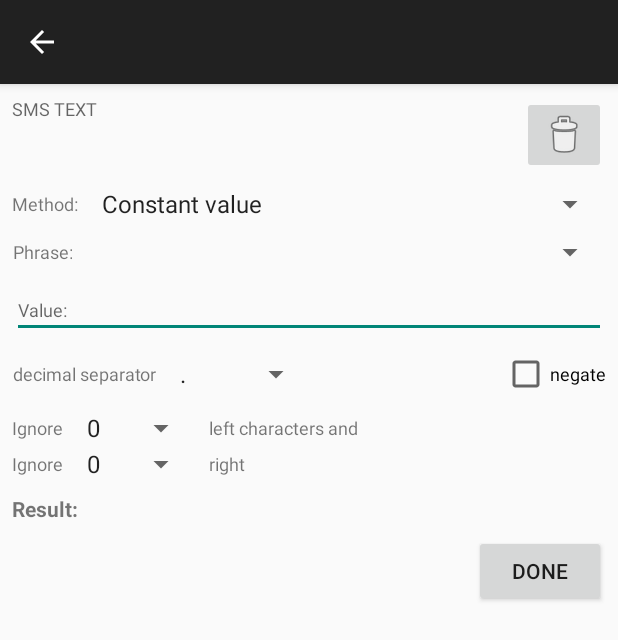
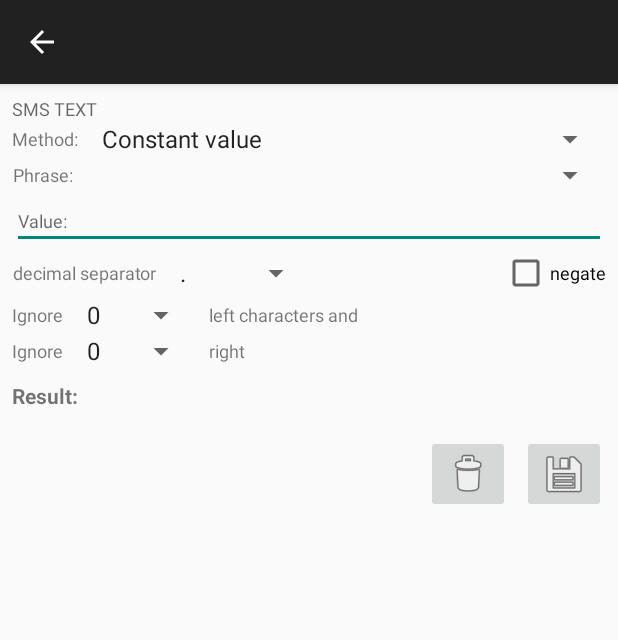
Before and after one commit to Monyancha/SMSbanking, an Android app: the SubRuleActivity screen opened directly, with no data from a screen before it, on a phone screen of 412 x 824 dp. Shown: the top 640 px of the screen. Run offline under Robolectric (Android 15) with nearby library versions, the phone set to English and light mode, and no system bars; 2 statements that could not run were skipped.

Commit message:
1.39 Fixed translations, Menu.

```diff
--- /dev/null
+++ b/app/src/main/res/drawable/ic_menu_save.xml
@@ -0,0 +1,9 @@
+<vector xmlns:android="http://schemas.android.com/apk/res/android"
+        android:width="24dp"
+        android:height="24dp"
+        android:viewportWidth="24.0"
+        android:viewportHeight="24.0">
+    <path
+        android:fillColor="#FF000000"
+        android:pathData="M17,3L5,3c-1.11,0 -2,0.9 -2,2v14c0,1.1 0.89,2 2,2h14c1.1,0 2,-0.9 2,-2L21,7l-4,-4zM12,19c-1.66,0 -3,-1.34 -3,-3s1.34,-3 3,-3 3,1.34 3,3 -1.34,3 -3,3zM15,9L5,9L5,5h10v4z"/>
+</vector>
--- a/app/src/main/res/layout/activity_rule.xml
+++ b/app/src/main/res/layout/activity_rule.xml
@@ -117,7 +117,7 @@
             tools:layout_constraintTop_creator="0"
             tools:ignore="UnusedAttribute" />
 
-        <Button
+        <ImageButton
             android:id="@+id/rule_next"
             android:layout_width="wrap_content"
             android:layout_height="wrap_content"
@@ -127,7 +127,8 @@
             android:hapticFeedbackEnabled="false"
             android:onClick="onClick"
             android:padding="3dp"
-            android:text="@string/action_save"
+            android:contentDescription="@string/image"
+            app:srcCompat="@android:drawable/ic_menu_save"
             app:layout_constraintBottom_toBottomOf="@+id/cbAdvanced"
             app:layout_constraintRight_toRightOf="parent"
             app:layout_constraintTop_toBottomOf="@+id/btn_variable"
--- a/app/src/main/res/layout/activity_sub_rule.xml
+++ b/app/src/main/res/layout/activity_sub_rule.xml
@@ -10,41 +10,33 @@
     <TextView
         android:id="@+id/sms_body"
         android:layout_width="0dp"
-        android:layout_height="0dp"
-        android:layout_marginBottom="0dp"
+        android:layout_height="wrap_content"
         android:layout_marginEnd="8dp"
-        android:layout_marginRight="8dp"
         android:layout_marginStart="8dp"
         android:layout_marginTop="8dp"
         android:freezesText="true"
         android:text="@string/SMS_TEXT"
         android:textAppearance="?android:attr/textAppearanceMedium"
         android:textSize="12sp"
-        app:layout_constraintBottom_toBottomOf="@+id/subrule_delete"
-        app:layout_constraintRight_toLeftOf="@+id/subrule_delete"
-        app:layout_constraintTop_toTopOf="parent"
-        app:layout_constraintVertical_bias="1.0"
-        android:layout_marginLeft="8dp"
-        app:layout_constraintLeft_toLeftOf="parent"
-        app:layout_constraintHorizontal_bias="1.0"/>
+        app:layout_constraintEnd_toEndOf="parent"
+        app:layout_constraintStart_toStartOf="parent"
+        app:layout_constraintTop_toTopOf="parent" />
 
     <TextView
         android:id="@+id/sub_rule_method_label"
         android:layout_width="wrap_content"
         android:layout_height="0dp"
         android:layout_gravity="center_vertical"
+        android:layout_marginLeft="8dp"
+        android:layout_marginStart="8dp"
         android:gravity="center"
         android:text="@string/sub_rule_method"
         android:textAppearance="?android:attr/textAppearanceSmall"
         android:textSize="12sp"
         app:layout_constraintBottom_toBottomOf="@+id/sub_rule_method"
-        android:layout_marginBottom="0dp"
-        android:layout_marginTop="8dp"
-        android:layout_marginLeft="8dp"
-        android:layout_marginStart="8dp"
         app:layout_constraintLeft_toLeftOf="parent"
-        app:layout_constraintVertical_bias="0.0"
-        app:layout_constraintTop_toBottomOf="@+id/subrule_delete"/>
+        app:layout_constraintTop_toBottomOf="@+id/sms_body"
+        app:layout_constraintVertical_bias="0.0" />
 
     <android.support.v7.widget.AppCompatSpinner
         android:id="@+id/sub_rule_method"
@@ -77,13 +69,12 @@
         android:id="@+id/sub_rule_phrase"
         android:layout_width="0dp"
         android:layout_height="wrap_content"
-        android:layout_marginTop="8dp"
-        app:layout_constraintTop_toBottomOf="@+id/sub_rule_method"
+        android:layout_marginLeft="8dp"
         android:layout_marginRight="8dp"
+        app:layout_constraintHorizontal_bias="0.0"
+        app:layout_constraintLeft_toRightOf="@+id/sub_rule_phrase_label"
         app:layout_constraintRight_toRightOf="parent"
-        app:layout_constraintLeft_toRightOf="@+id/sub_rule_phrase_label"
-        android:layout_marginLeft="8dp"
-        app:layout_constraintHorizontal_bias="0.0"/>
+        app:layout_constraintTop_toBottomOf="@+id/sub_rule_method" />
 
     <EditText
         android:id="@+id/sub_rule_constant_value"
@@ -91,7 +82,6 @@
         android:layout_height="wrap_content"
         android:layout_marginLeft="8dp"
         android:layout_marginRight="8dp"
-        android:layout_marginTop="8dp"
         android:ems="10"
         android:enabled="true"
         android:hint="@string/sub_rule_constant_value"
@@ -107,31 +97,28 @@
         android:id="@+id/sub_rule_separator_label"
         android:layout_width="wrap_content"
         android:layout_height="0dp"
+        android:layout_marginLeft="8dp"
+        android:layout_marginStart="8dp"
         android:gravity="center"
         android:text="@string/sub_rule_decimal_separator"
         android:textAppearance="?android:attr/textAppearanceSmall"
         android:textSize="12sp"
-        android:layout_marginTop="8dp"
-        android:layout_marginLeft="8dp"
-        android:layout_marginStart="8dp"
+        app:layout_constraintBottom_toBottomOf="@+id/sub_rule_separator"
         app:layout_constraintLeft_toLeftOf="parent"
-        app:layout_constraintBottom_toBottomOf="@+id/sub_rule_separator"
-        android:layout_marginBottom="0dp"
-        app:layout_constraintVertical_bias="0.0"
-        app:layout_constraintTop_toBottomOf="@+id/sub_rule_constant_value"/>
+        app:layout_constraintTop_toBottomOf="@+id/sub_rule_constant_value"
+        app:layout_constraintVertical_bias="0.0" />
 
     <android.support.v7.widget.AppCompatSpinner
         android:id="@+id/sub_rule_separator"
         android:layout_width="wrap_content"
         android:layout_height="0dp"
         android:layout_marginLeft="8dp"
-        android:layout_marginTop="8dp"
+        android:layout_marginStart="8dp"
         android:entries="@array/decimal_separator"
         app:layout_constraintBottom_toBottomOf="@+id/sub_rule_negate"
         app:layout_constraintLeft_toRightOf="@+id/sub_rule_separator_label"
         app:layout_constraintTop_toBottomOf="@+id/sub_rule_constant_value"
-        app:layout_constraintVertical_bias="0.0"
-        android:layout_marginStart="8dp" />
+        app:layout_constraintVertical_bias="0.0" />
 
     <CheckBox
         android:id="@+id/sub_rule_negate"
@@ -139,11 +126,10 @@
         android:layout_height="0dp"
         android:layout_marginRight="8dp"
         android:layout_marginEnd="8dp"
-        android:layout_marginTop="8dp"
         android:text="@string/negate"
         android:textSize="12sp"
         app:layout_constraintRight_toRightOf="parent"
-        app:layout_constraintTop_toBottomOf="@+id/sub_rule_constant_value"/>
+        app:layout_constraintTop_toBottomOf="@+id/sub_rule_constant_value" />
 
     <TextView
         android:id="@+id/sub_rule_ignore"
@@ -183,13 +169,12 @@
         android:id="@+id/sub_rule_ignore_n_first"
         android:layout_width="wrap_content"
         android:layout_height="wrap_content"
+        android:layout_marginLeft="8dp"
+        android:layout_marginStart="8dp"
         android:entries="@array/z_entries"
         android:focusable="true"
         app:layout_constraintLeft_toRightOf="@+id/sub_rule_ignore"
-        android:layout_marginLeft="8dp"
-        android:layout_marginStart="8dp"
-        android:layout_marginTop="8dp"
-        app:layout_constraintTop_toBottomOf="@+id/sub_rule_separator"/>
+        app:layout_constraintTop_toBottomOf="@+id/sub_rule_separator" />
 
     <TextView
         android:id="@+id/sub_rule_ignore2"
@@ -280,40 +265,41 @@
         android:id="@+id/subrule_delete"
         android:layout_width="wrap_content"
         android:layout_height="wrap_content"
+        android:layout_marginEnd="8dp"
         android:layout_marginRight="8dp"
-        android:layout_marginEnd="8dp"
-        android:layout_marginTop="8dp"
+        android:contentDescription="@string/delete_sub_rule"
         android:onClick="onClick"
+        app:layout_constraintEnd_toStartOf="@+id/subrule_finish_button"
         app:layout_constraintRight_toRightOf="parent"
-        app:layout_constraintTop_toTopOf="parent"
-        app:srcCompat="@android:drawable/ic_menu_delete"
-        android:contentDescription="@string/delete_sub_rule" />
+        app:layout_constraintTop_toBottomOf="@+id/subrule_tip"
+        app:srcCompat="@android:drawable/ic_menu_delete" />
 
-    <Button
+    <ImageButton
         android:id="@+id/subrule_finish_button"
         android:layout_width="wrap_content"
         android:layout_height="wrap_content"
         android:layout_marginRight="8dp"
         android:layout_marginEnd="8dp"
-        android:layout_marginTop="8dp"
         android:onClick="onClick"
         android:text="@string/done"
+        android:contentDescription="@string/image"
+        app:srcCompat="@android:drawable/ic_menu_save"
         app:layout_constraintRight_toRightOf="parent"
-        app:layout_constraintTop_toBottomOf="@+id/sub_rule_result_value"/>
+        app:layout_constraintTop_toBottomOf="@+id/subrule_tip"
+        />
 
     <TextView
         android:id="@+id/subrule_tip"
         android:layout_width="0dp"
-        android:layout_height="0dp"
-        android:layout_marginBottom="8dp"
+        android:layout_height="wrap_content"
+        android:layout_marginEnd="8dp"
         android:layout_marginLeft="8dp"
         android:layout_marginRight="8dp"
-        android:layout_marginTop="8dp"
         android:textColor="@color/red"
         android:textSize="12sp"
-        app:layout_constraintBottom_toBottomOf="@+id/subrule_finish_button"
+        app:layout_constraintEnd_toEndOf="parent"
         app:layout_constraintLeft_toLeftOf="parent"
         app:layout_constraintRight_toLeftOf="@+id/subrule_finish_button"
-        app:layout_constraintTop_toBottomOf="@+id/sub_rule_result_text"/>
+        app:layout_constraintTop_toBottomOf="@+id/sub_rule_result_text" />
 
 </android.support.constraint.ConstraintLayout>
--- a/app/src/main/res/layout/activity_transaction.xml
+++ b/app/src/main/res/layout/activity_transaction.xml
@@ -73,15 +73,16 @@
             app:layout_constraintTop_toBottomOf="@+id/sms_body"
             app:layout_constraintHorizontal_bias="0.0"/>
 
-        <Button
+        <ImageButton
             android:id="@+id/finish_rule"
             android:layout_width="wrap_content"
             android:layout_height="wrap_content"
             android:layout_marginRight="8dp"
             android:layout_marginEnd="8dp"
             android:onClick="onClick"
-            android:text="@string/done"
             app:layout_constraintRight_toRightOf="parent"
+            android:contentDescription="@string/image"
+            app:srcCompat="@android:drawable/ic_menu_save"
             app:layout_constraintTop_toBottomOf="@+id/separator" />
 
         <TableLayout
```
Also changed, not shown: 2 other files.
